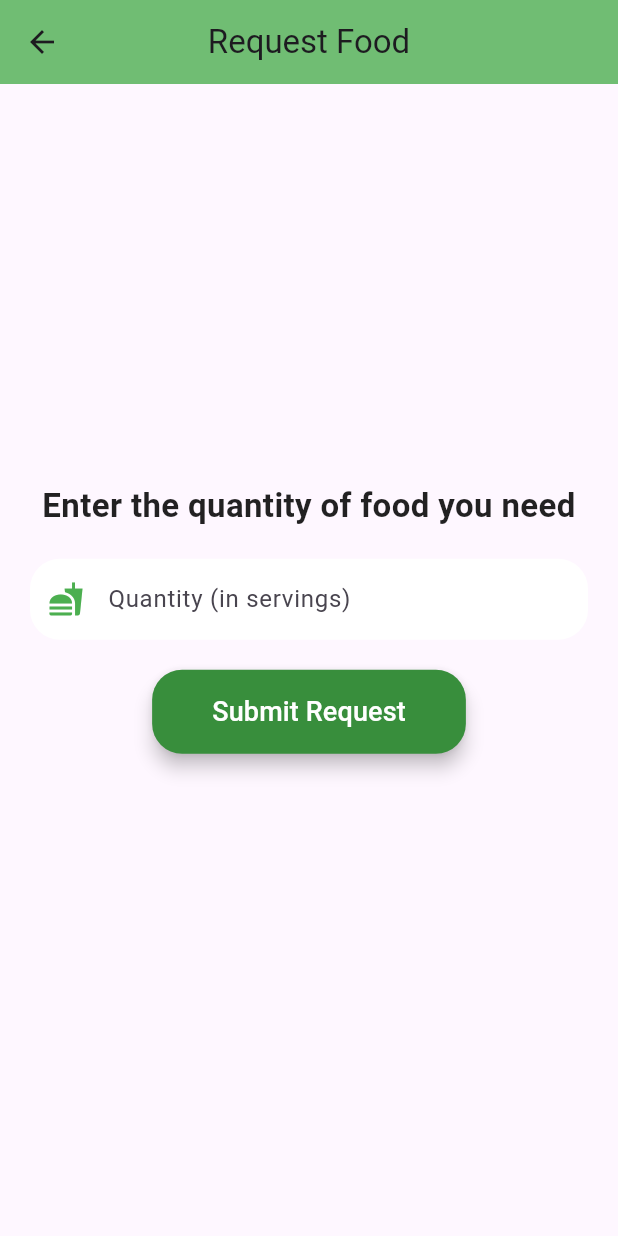
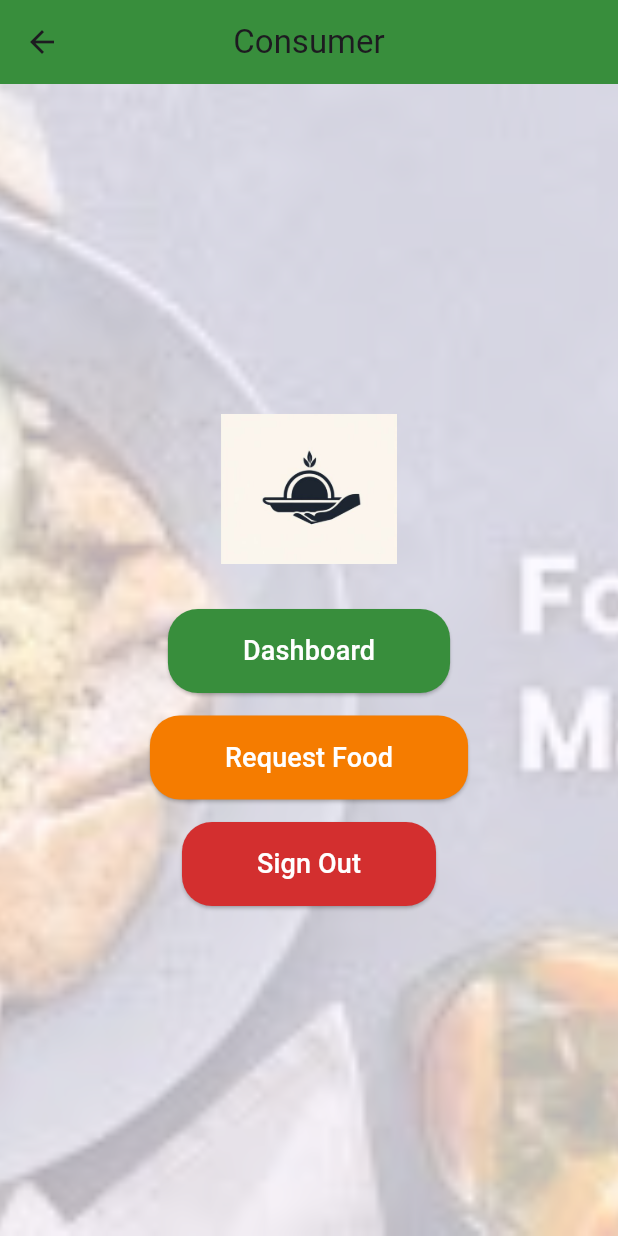
Before and after one commit to Ajith0504/Food-Management-App, a Flutter app: the ConsumerPage screen opened by its route, on a phone screen of 412 x 824 dp. Run offline on Flutter 3.47's test engine with Material 3 defaults, Android fonts, the phone set to English and light mode, and no system bars; our stand-ins replace cloud_firestore, firebase_auth, firebase_core, firebase_storage, fluttertoast, image_picker; accounts and stored records are empty.

Commit message:
Updated Consumer pages

```diff
--- a/lib/features/consumer/pages/consumer_page.dart
+++ b/lib/features/consumer/pages/consumer_page.dart
@@ -1,110 +1,98 @@
-import 'package:cloud_firestore/cloud_firestore.dart';
+import 'package:flutter/material.dart';
 import 'package:firebase_auth/firebase_auth.dart';
-import 'package:flutter/material.dart';
+import 'package:food_management_app/features/consumer/pages/consumer_dashboard.dart';
 
-class ConsumerPage extends StatefulWidget {
-  @override
-  _ConsumerPageState createState() => _ConsumerPageState();
-}
-
-class _ConsumerPageState extends State<ConsumerPage> {
-  final TextEditingController _quantityController = TextEditingController();
-  final FirebaseFirestore _firestore = FirebaseFirestore.instance;
-  final FirebaseAuth _auth = FirebaseAuth.instance;
-
-  void _submitRequest() async {
-    String consumerId = _auth.currentUser!.uid;
-
-    if (_quantityController.text.isEmpty) {
-      ScaffoldMessenger.of(context).showSnackBar(
-        const SnackBar(content: Text("Please enter the required quantity")),
-      );
-      return;
-    }
-
-    await _firestore.collection("food_requests").add({
-      "consumerId": consumerId,
-      "quantityRequired": int.parse(_quantityController.text),
-      "status": "Pending",
-    });
-
-    ScaffoldMessenger.of(context).showSnackBar(
-      const SnackBar(content: Text("Request submitted successfully!")),
-    );
-
-    _quantityController.clear();
-  }
+class ConsumerPage extends StatelessWidget {
+  const ConsumerPage({super.key});
 
   @override
   Widget build(BuildContext context) {
     return Scaffold(
-      extendBodyBehindAppBar: true, // Make app bar transparent over background
       appBar: AppBar(
-        title: const Text("Request Food"),
-        backgroundColor: Colors.green.withOpacity(0.8), // Semi-transparent
-        elevation: 0,
+        title: const Text("Consumer"),
+        backgroundColor: Colors.green[700],
         centerTitle: true,
       ),
       body: Stack(
         children: [
-          // Foreground Content
+          // Background Image
+          Positioned.fill(
+            child: Opacity(
+              opacity: 0.3, // Reduce brightness of background
+              child: Image.asset(
+                "assets/images/food_management.jpg",
+                fit: BoxFit.cover,
+              ),
+            ),
+          ),
+
+          // Content
           Center(
-            child: Padding(
-              padding:
-                  const EdgeInsets.symmetric(horizontal: 20.0, vertical: 40),
             child: Column(
               mainAxisAlignment: MainAxisAlignment.center,
               children: [
-                  // Heading
-                  const Text(
-                    "Enter the quantity of food you need",
-                    style: TextStyle(
-                      fontSize: 22,
-                      fontWeight: FontWeight.bold,
-                      color: Colors.black87,
+                // App Logo
+                Image.asset(
+                  "assets/images/food_logo.jpg",
+                  height: 100,
                 ),
-                    textAlign: TextAlign.center,
-                  ),
-                  const SizedBox(height: 20),
+                const SizedBox(height: 30),
 
-                  // Input Field
-                  TextFormField(
-                    controller: _quantityController,
-                    keyboardType: TextInputType.number,
-                    decoration: InputDecoration(
-                      labelText: "Quantity (in servings)",
-                      prefixIcon:
-                          const Icon(Icons.fastfood, color: Colors.green),
-                      filled: true,
-                      fillColor: Colors.white,
-                      border: OutlineInputBorder(
-                        borderRadius: BorderRadius.circular(20),
-                        borderSide: BorderSide.none,
-                      ),
-                      contentPadding: const EdgeInsets.symmetric(
-                          vertical: 15, horizontal: 20),
+                // Buttons with styling
+                ElevatedButton(
+                  onPressed: () => Navigator.push(
+                    context,
+                    MaterialPageRoute(
+                      builder: (context) => const ConsumerDashboard(),
                     ),
                   ),
-                  const SizedBox(height: 20),
-
-                  // Submit Button
-                  ElevatedButton(
-                    onPressed: _submitRequest,
                   style: ElevatedButton.styleFrom(
                     backgroundColor: Colors.green[700],
                     foregroundColor: Colors.white,
                     padding: const EdgeInsets.symmetric(
-                          horizontal: 40, vertical: 15),
+                        horizontal: 50, vertical: 15),
                     shape: RoundedRectangleBorder(
                       borderRadius: BorderRadius.circular(20),
                     ),
-                      elevation: 5,
                   ),
-                    child: const Text("Submit Request",
-                        style: TextStyle(fontSize: 18)),
+                  child:
+                      const Text("Dashboard", style: TextStyle(fontSize: 18)),
+                ),
+                const SizedBox(height: 15),
+
+                ElevatedButton(
+                  onPressed: () => Navigator.pushNamed(context, "/request_food"),
+                  style: ElevatedButton.styleFrom(
+                    backgroundColor: Colors.orange[700],
+                    foregroundColor: Colors.white,
+                    padding: const EdgeInsets.symmetric(
+                        horizontal: 50, vertical: 15),
+                    shape: RoundedRectangleBorder(
+                      borderRadius: BorderRadius.circular(20),
+                    ),
+                  ),
+                  child:
+                      const Text("Request Food", style: TextStyle(fontSize: 18)),
+                ),
+                const SizedBox(height: 15),
+
+                ElevatedButton(
+                  onPressed: () {
+                    FirebaseAuth.instance.signOut();
+                    Navigator.pushReplacementNamed(context, "/login");
+                  },
+                  style: ElevatedButton.styleFrom(
+                    backgroundColor: Colors.red[700],
+                    foregroundColor: Colors.white,
+                    padding: const EdgeInsets.symmetric(
+                        horizontal: 50, vertical: 15),
+                    shape: RoundedRectangleBorder(
+                      borderRadius: BorderRadius.circular(20),
+                    ),
+                  ),
+                  child: const Text("Sign Out", style: TextStyle(fontSize: 18)),
                 ),
               ],
-              ),
             ),
           ),
         ],
--- a/lib/features/producer/pages/producer_dashboard.dart
+++ b/lib/features/producer/pages/producer_dashboard.dart
@@ -60,12 +60,12 @@ class _ProducerDashboardState extends State<ProducerDashboard> {
                 child: ListTile(
                   leading: foodItem["imageUrl"] != null
                       ? Image.memory(
-                        foodItem["imageUrl"].bytes, // Properly cast List<dynamic> to List<int>
+                          foodItem["imageUrl"]
+                              .bytes, // Properly cast List<dynamic> to List<int>
                           width: 60,
                           height: 60,
                           fit: BoxFit.cover,
                         )
-
                       : Icon(Icons.image_not_supported, size: 60),
                   title: Text("Food Type: ${foodItem["foodType"]}"),
                   subtitle: Column(
--- a/lib/features/user_auth/pages/login_page.dart
+++ b/lib/features/user_auth/pages/login_page.dart
@@ -160,3 +160,4 @@ class _LoginPageState extends State<LoginPage> {
 
 // ajithcharan123@gmail.com
 // 123456
+// abc@gmail.com
--- a/lib/features/user_auth/pages/role_selection_page.dart
+++ b/lib/features/user_auth/pages/role_selection_page.dart
@@ -1,6 +1,7 @@
 import 'package:flutter/material.dart';
+import 'package:food_management_app/features/consumer/pages/request_food.dart';
 import 'package:food_management_app/features/producer/pages/producer_dashboard.dart';
-import 'package:food_management_app/features/consumer/pages/consumer_dashboard.dart';
+import 'package:food_management_app/features/consumer/pages/consumer_page.dart';
 
 class RoleSelectionPage extends StatelessWidget {
   const RoleSelectionPage({super.key});
@@ -56,8 +57,7 @@ class RoleSelectionPage extends StatelessWidget {
               onTap: () {
                 Navigator.pushReplacement(
                   context,
-                  MaterialPageRoute(
-                      builder: (context) => const ConsumerDashboard()),
+                  MaterialPageRoute(builder: (context) => ConsumerPage()),
                 );
               },
               child: Container(
--- a/lib/main.dart
+++ b/lib/main.dart
@@ -1,6 +1,7 @@
 import 'package:firebase_core/firebase_core.dart';
 import 'package:flutter/material.dart';
 import 'package:food_management_app/features/consumer/pages/consumer_page.dart';
+import 'package:food_management_app/features/consumer/pages/request_food.dart';
 import 'package:food_management_app/utils/firestore_setup.dart';
 import 'firebase_options.dart';
 import 'package:food_management_app/features/consumer/pages/consumer_dashboard.dart';
@@ -42,8 +43,9 @@ class MyApp extends StatelessWidget {
         '/producer_page': (context) => ProducerPage(),
         '/upload_food': (context) => UploadFoodPage(),
         '/producer_dashboard': (context) => ProducerDashboard(),
+        '/consumer_page': (context) => ConsumerPage(),
+        '/request_food': (context) => RequestFood(),
         '/consumer_dashboard': (context) => ConsumerDashboard(),
-        '/consumer_page': (context) => ConsumerPage(),
       },
     );
   }
```
Also changed, not shown: lib/features/consumer/pages/consumer_dashboard.dart (+86 -2 lines), lib/features/consumer/pages/request_food.dart (added, +122 -0 lines). Lines whose indentation alone changed are shown as unchanged.
